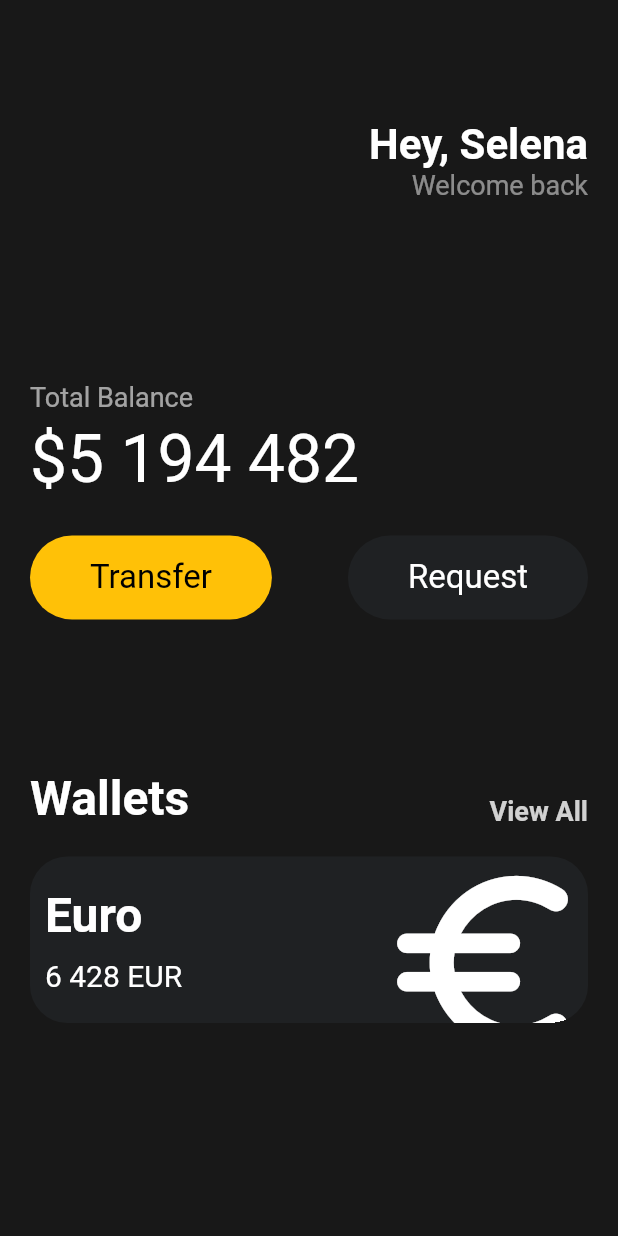
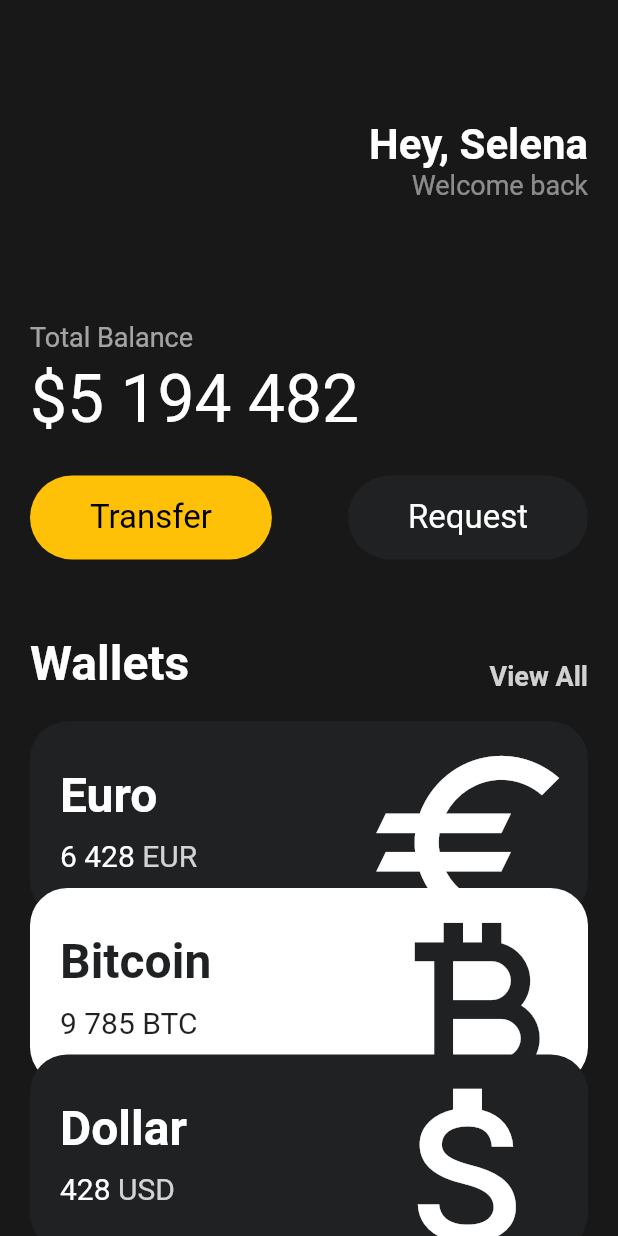
Before and after one commit to shinhj0523/toonflix, a Flutter app: the screen it shows after launch, on a phone screen of 412 x 824 dp. Run offline on Flutter 3.47's test engine with Material 2 defaults, Android fonts, the phone set to English and light mode, and no system bars.

Commit message:
reusable cards

```diff
--- a/lib/main.dart
+++ b/lib/main.dart
@@ -1,5 +1,6 @@
 import 'package:flutter/material.dart';
 import 'package:toonflix/widgets/button.dart';
+import 'package:toonflix/widgets/currency_card.dart';
 
 void main() {
   runApp(const App());
@@ -41,7 +42,7 @@ class App extends StatelessWidget {
               ],
             ),
             const SizedBox(
-              height: 120,
+              height: 80,
             ),
             Text(
               'Total Balance',
@@ -77,7 +78,7 @@ class App extends StatelessWidget {
               ],
             ),
             const SizedBox(
-              height: 100,
+              height: 50,
             ),
             Row(
               crossAxisAlignment: CrossAxisAlignment.end,
@@ -103,67 +104,31 @@ class App extends StatelessWidget {
             const SizedBox(
               height: 20,
             ),
-            Container(
-              clipBehavior: Clip.hardEdge,
-              decoration: BoxDecoration(
-                color: const Color(0xFF1F2123),
-                borderRadius: BorderRadius.circular(25),
+            const CurrencyCard(
+              name: "Euro",
+              code: "EUR",
+              amount: '6 428',
+              icon: Icons.euro,
+              isInverted: false,
+            ),
+            Transform.translate(
+              offset: const Offset(0, -20),
+              child: const CurrencyCard(
+                name: "Bitcoin",
+                code: "BTC",
+                amount: '9 785',
+                icon: Icons.currency_bitcoin,
+                isInverted: true,
               ),
-              child: Padding(
-                padding: const EdgeInsets.symmetric(
-                  vertical: 20,
-                  horizontal: 10,
-                ),
-                child: Row(
-                  mainAxisAlignment: MainAxisAlignment.spaceBetween,
-                  children: [
-                    const Column(
-                      crossAxisAlignment: CrossAxisAlignment.start,
-                      children: [
-                        Text(
-                          'Euro',
-                          style: TextStyle(
-                              color: Colors.white,
-                              fontSize: 32,
-                              fontWeight: FontWeight.w600),
-                        ),
-                        SizedBox(
-                          height: 10,
-                        ),
-                        Row(
-                          children: [
-                            Text(
-                              '6 428',
-                              style: TextStyle(
-                                color: Colors.white,
-                                fontSize: 20,
-                              ),
-                            ),
-                            SizedBox(
-                              width: 5,
-                            ),
-                            Text(
-                              'EUR',
-                              style:
-                                  TextStyle(fontSize: 20, color: Colors.white),
-                            ),
-                          ],
-                        )
-                      ],
-                    ),
-                    Transform.scale(
-                      scale: 2.2,
-                      child: Transform.translate(
-                        offset: const Offset(-10, 7),
-                        child: const Icon(
-                          Icons.euro_rounded,
-                          color: Colors.white,
-                          size: 70,
-                        ),
-                      ),
-                    ),
-                  ],
-                ),
+            ),
+            Transform.translate(
+              offset: const Offset(0, -40),
+              child: const CurrencyCard(
+                name: "Dollar",
+                code: "USD",
+                amount: '428',
+                icon: Icons.attach_money,
+                isInverted: false,
               ),
             ),
           ]),
--- /dev/null
+++ b/lib/widgets/currency_card.dart
@@ -0,0 +1,88 @@
+import 'package:flutter/material.dart';
+
+class CurrencyCard extends StatelessWidget {
+  final String name, code, amount;
+  final IconData icon;
+  final bool isInverted;
+
+  final _blackColor = const Color(0xFF1F2123);
+  const CurrencyCard({
+    super.key,
+    required this.name,
+    required this.code,
+    required this.amount,
+    required this.icon,
+    required this.isInverted,
+  });
+
+  @override
+  Widget build(BuildContext context) {
+    return Container(
+      clipBehavior: Clip.hardEdge,
+      decoration: BoxDecoration(
+        color: isInverted ? Colors.white : _blackColor,
+        borderRadius: BorderRadius.circular(25),
+      ),
+      child: Padding(
+        padding: const EdgeInsets.symmetric(
+          vertical: 30,
+          horizontal: 20,
+        ),
+        child: Row(
+          mainAxisAlignment: MainAxisAlignment.spaceBetween,
+          children: [
+            Column(
+              crossAxisAlignment: CrossAxisAlignment.start,
+              children: [
+                Text(
+                  name,
+                  style: TextStyle(
+                      color: isInverted ? _blackColor : Colors.white,
+                      fontSize: 32,
+                      fontWeight: FontWeight.w600),
+                ),
+                const SizedBox(
+                  height: 10,
+                ),
+                Row(
+                  children: [
+                    Text(
+                      amount,
+                      style: TextStyle(
+                        color: isInverted ? _blackColor : Colors.white,
+                        fontSize: 20,
+                      ),
+                    ),
+                    const SizedBox(
+                      width: 5,
+                    ),
+                    Text(
+                      code,
+                      style: TextStyle(
+                        fontSize: 20,
+                        color: isInverted
+                            ? _blackColor
+                            : Colors.white.withOpacity(0.8),
+                      ),
+                    ),
+                  ],
+                )
+              ],
+            ),
+            Transform.scale(
+              scale: 2.2,
+              child: Transform.translate(
+                offset: const Offset(-10, 7),
+                child: Icon(
+                  icon,
+                  color: isInverted ? _blackColor : Colors.white,
+                  size: 70,
+                ),
+              ),
+            ),
+          ],
+        ),
+      ),
+    );
+  }
+}
```
